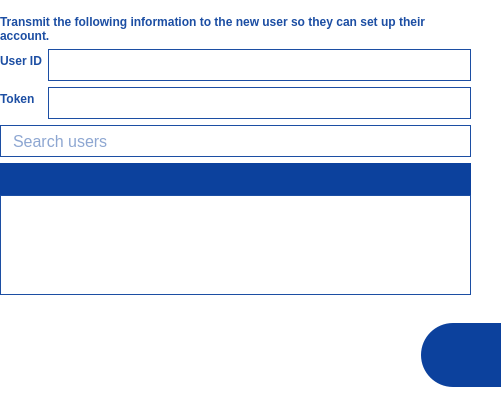
Before: the Qt Designer form parsec/core/gui/forms/users_widget.ui in Scille/parsec-cloud, drawn with Qt 5.
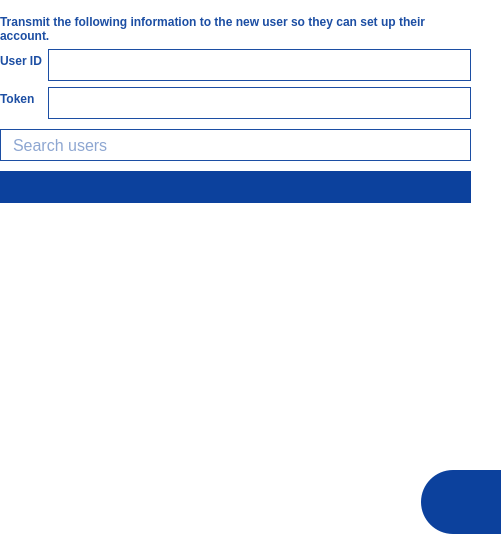
After: the same form once the commit is applied. Icons and pictures are not drawn.

Commit message: [GUI] Fixed user display for a large number of users

What changed in the file:
```diff
--- a/parsec/core/gui/forms/users_widget.ui
+++ b/parsec/core/gui/forms/users_widget.ui
@@ -7,7 +7,7 @@
     <x>0</x>
     <y>0</y>
     <width>501</width>
-    <height>402</height>
+    <height>549</height>
    </rect>
   </property>
   <property name="windowTitle">
@@ -29,9 +29,28 @@
 background-color: rgb(46, 146, 208);
 border: 1px solid rgb(12, 65, 157);
 color: rgb(255, 255, 255);
+}
+
+QScrollBar:vertical
+{
+background: rgb(255, 255, 255);
+}
+
+QScrollBar::handle:vertical
+{
+background: rgb(12, 65, 157);
+}
+
+QScrollBar::add-line:vertical, QScrollBar::sub-line:vertical
+{
+border: none;
+background: none;
 }</string>
   </property>
   <layout class="QVBoxLayout" name="verticalLayout">
+   <property name="spacing">
+    <number>10</number>
+   </property>
    <property name="leftMargin">
     <number>0</number>
    </property>
@@ -231,33 +250,40 @@
       </widget>
      </item>
      <item>
-      <widget class="QWidget" name="widget_users" native="true">
-       <property name="minimumSize">
-        <size>
-         <width>0</width>
-         <height>100</height>
-        </size>
+      <widget class="QScrollArea" name="scroll_area">
+       <property name="styleSheet">
+        <string notr="true">background-color: rgb(255, 255, 255);</string>
        </property>
-       <layout class="QVBoxLayout" name="verticalLayout_4">
-        <property name="spacing">
-         <number>0</number>
+       <property name="frameShape">
+        <enum>QFrame::NoFrame</enum>
+       </property>
+       <property name="frameShadow">
+        <enum>QFrame::Plain</enum>
+       </property>
+       <property name="lineWidth">
+        <number>0</number>
+       </property>
+       <property name="horizontalScrollBarPolicy">
+        <enum>Qt::ScrollBarAlwaysOff</enum>
+       </property>
+       <property name="widgetResizable">
+        <bool>true</bool>
+       </property>
+       <widget class="QWidget" name="scrollAreaWidgetContents_2">
+        <property name="geometry">
+         <rect>
+          <x>0</x>
+          <y>0</y>
+          <width>470</width>
+          <height>225</height>
+         </rect>
         </property>
-        <property name="leftMargin">
-         <number>0</number>
-        </property>
-        <property name="topMargin">
-         <number>0</number>
-        </property>
-        <property name="rightMargin">
-         <number>0</number>
-        </property>
-        <property name="bottomMargin">
-         <number>0</number>
-        </property>
-        <item>
-         <layout class="QGridLayout" name="layout_users"/>
-        </item>
-       </layout>
+        <layout class="QVBoxLayout" name="verticalLayout_4">
+         <item>
+          <layout class="QGridLayout" name="layout_users"/>
+         </item>
+        </layout>
+       </widget>
       </widget>
      </item>
     </layout>
@@ -267,10 +293,13 @@
      <property name="orientation">
       <enum>Qt::Vertical</enum>
      </property>
+     <property name="sizeType">
+      <enum>QSizePolicy::Minimum</enum>
+     </property>
      <property name="sizeHint" stdset="0">
       <size>
        <width>20</width>
-       <height>40</height>
+       <height>10</height>
       </size>
      </property>
     </spacer>
```
The commit also changes 1 other file.
